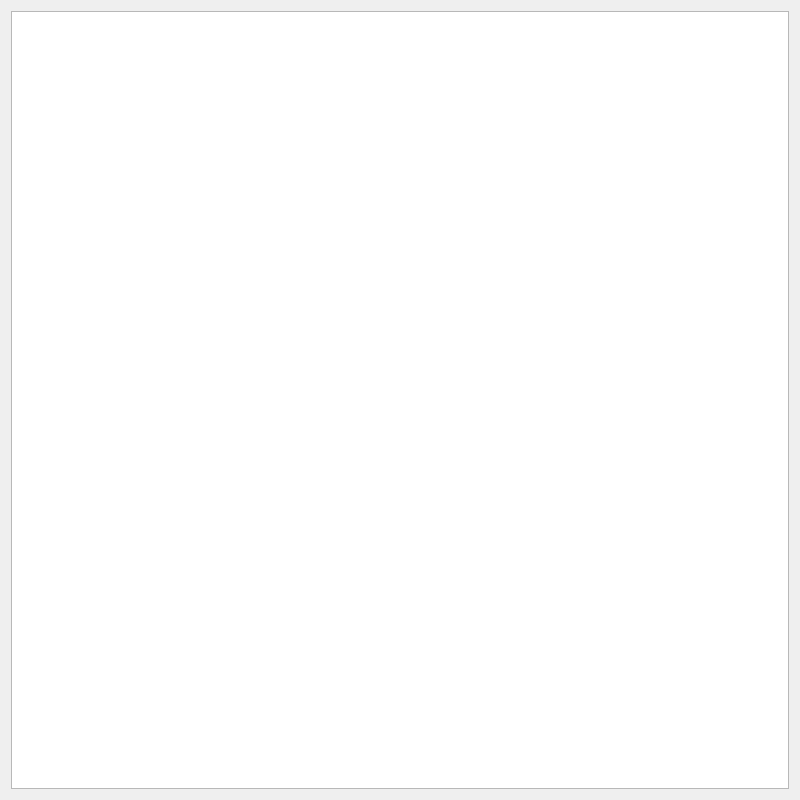
Before: the Qt Designer form code/mainwindow.ui in tm9k1/qt_networking, drawn with Qt 5.
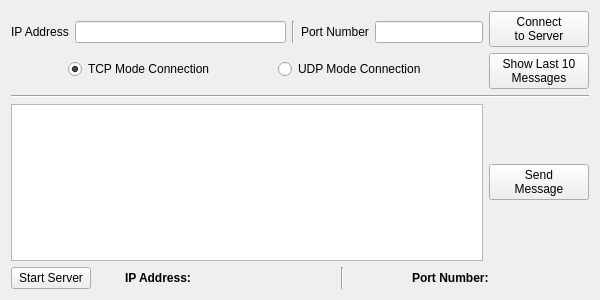
After: the same form once the commit is applied.

What changed in the file:
```diff
--- a/code/mainwindow.ui
+++ b/code/mainwindow.ui
@@ -6,8 +6,8 @@
    <rect>
     <x>0</x>
     <y>0</y>
-    <width>800</width>
-    <height>800</height>
+    <width>600</width>
+    <height>300</height>
    </rect>
   </property>
   <property name="focusPolicy">
@@ -19,9 +19,300 @@
   <widget class="QWidget" name="centralWidget">
    <layout class="QGridLayout" name="gridLayout">
     <item row="0" column="0">
-     <layout class="QGridLayout" name="gridLayout_2">
-      <item row="0" column="0">
-       <widget class="QTableView" name="tableView"/>
+     <layout class="QVBoxLayout" name="verticalLayout">
+      <property name="sizeConstraint">
+       <enum>QLayout::SetMinimumSize</enum>
+      </property>
+      <item>
+       <layout class="QVBoxLayout" name="clientVerticalLayout">
+        <property name="sizeConstraint">
+         <enum>QLayout::SetMinimumSize</enum>
+        </property>
+        <item>
+         <layout class="QHBoxLayout" name="horizontalLayout_5">
+          <item>
+           <layout class="QVBoxLayout" name="clientConfigVerticalLayout">
+            <item>
+             <layout class="QHBoxLayout" name="clientIpPortHorizontalLayout">
+              <item>
+               <widget class="QLabel" name="label">
+                <property name="sizePolicy">
+                 <sizepolicy hsizetype="Fixed" vsizetype="Fixed">
+                  <horstretch>0</horstretch>
+                  <verstretch>0</verstretch>
+                 </sizepolicy>
+                </property>
+                <property name="text">
+                 <string>IP Address</string>
+                </property>
+               </widget>
+              </item>
+              <item>
+               <widget class="QLineEdit" name="clientIpLineEdit">
+                <property name="sizePolicy">
+                 <sizepolicy hsizetype="Expanding" vsizetype="Fixed">
+                  <horstretch>0</horstretch>
+                  <verstretch>0</verstretch>
+                 </sizepolicy>
+                </property>
+               </widget>
+              </item>
+              <item alignment="Qt::AlignHCenter">
+               <widget class="Line" name="line">
+                <property name="sizePolicy">
+                 <sizepolicy hsizetype="Fixed" vsizetype="Preferred">
+                  <horstretch>0</horstretch>
+                  <verstretch>0</verstretch>
+                 </sizepolicy>
+                </property>
+                <property name="minimumSize">
+                 <size>
+                  <width>0</width>
+                  <height>20</height>
+                 </size>
+                </property>
+                <property name="orientation">
+                 <enum>Qt::Vertical</enum>
+                </property>
+               </widget>
+              </item>
+              <item>
+               <widget class="QLabel" name="label_2">
+                <property name="sizePolicy">
+                 <sizepolicy hsizetype="Fixed" vsizetype="Fixed">
+                  <horstretch>0</horstretch>
+                  <verstretch>0</verstretch>
+                 </sizepolicy>
+                </property>
+                <property name="text">
+                 <string>Port Number</string>
+                </property>
+               </widget>
+              </item>
+              <item alignment="Qt::AlignRight">
+               <widget class="QLineEdit" name="clientPortLineEdit">
+                <property name="sizePolicy">
+                 <sizepolicy hsizetype="Expanding" vsizetype="Fixed">
+                  <horstretch>0</horstretch>
+                  <verstretch>0</verstretch>
+                 </sizepolicy>
+                </property>
+               </widget>
+              </item>
+             </layout>
+            </item>
+            <item>
+             <layout class="QHBoxLayout" name="clientProtocolHorizontalLayout">
+              <item>
+               <widget class="QRadioButton" name="tcpModeRadioButton">
+                <property name="sizePolicy">
+                 <sizepolicy hsizetype="Fixed" vsizetype="Fixed">
+                  <horstretch>0</horstretch>
+                  <verstretch>0</verstretch>
+                 </sizepolicy>
+                </property>
+                <property name="text">
+                 <string>TCP Mode Connection</string>
+                </property>
+                <property name="checked">
+                 <bool>true</bool>
+                </property>
+               </widget>
+              </item>
+              <item>
+               <widget class="QRadioButton" name="udpModeRadioButton">
+                <property name="sizePolicy">
+                 <sizepolicy hsizetype="Fixed" vsizetype="Fixed">
+                  <horstretch>0</horstretch>
+                  <verstretch>0</verstretch>
+                 </sizepolicy>
+                </property>
+                <property name="text">
+                 <string>UDP Mode Connection</string>
+                </property>
+                <property name="checked">
+                 <bool>false</bool>
+                </property>
+               </widget>
+              </item>
+             </layout>
+            </item>
+           </layout>
+          </item>
+          <item>
+           <layout class="QVBoxLayout" name="verticalLayout_2">
+            <item>
+             <widget class="QPushButton" name="connectPushButton">
+              <property name="sizePolicy">
+               <sizepolicy hsizetype="Fixed" vsizetype="Fixed">
+                <horstretch>0</horstretch>
+                <verstretch>0</verstretch>
+               </sizepolicy>
+              </property>
+              <property name="minimumSize">
+               <size>
+                <width>100</width>
+                <height>0</height>
+               </size>
+              </property>
+              <property name="text">
+               <string>Connect 
+to Server</string>
+              </property>
+             </widget>
+            </item>
+            <item>
+             <widget class="QPushButton" name="showMessagesPushButton">
+              <property name="sizePolicy">
+               <sizepolicy hsizetype="Fixed" vsizetype="Fixed">
+                <horstretch>0</horstretch>
+                <verstretch>0</verstretch>
+               </sizepolicy>
+              </property>
+              <property name="minimumSize">
+               <size>
+                <width>100</width>
+                <height>0</height>
+               </size>
+              </property>
+              <property name="text">
+               <string>Show Last 10
+Messages</string>
+              </property>
+             </widget>
+            </item>
+           </layout>
+          </item>
+         </layout>
+        </item>
+       </layout>
+      </item>
+      <item>
+       <widget class="Line" name="line_3">
+        <property name="orientation">
+         <enum>Qt::Horizontal</enum>
+        </property>
+       </widget>
+      </item>
+      <item>
+       <layout class="QVBoxLayout" name="serverVerticalLayout">
+        <item>
+         <layout class="QHBoxLayout" name="messageHorizontalLayout">
+          <item>
+           <widget class="QTextEdit" name="messageTextEdit">
+            <property name="sizePolicy">
+             <sizepolicy hsizetype="Expanding" vsizetype="Expanding">
+              <horstretch>0</horstretch>
+              <verstretch>0</verstretch>
+             </sizepolicy>
+            </property>
+            <property name="maximumSize">
+             <size>
+              <width>16777215</width>
+              <height>16777215</height>
+             </size>
+            </property>
+           </widget>
+          </item>
+          <item>
+           <widget class="QPushButton" name="sendMessagePushButton">
+            <property name="sizePolicy">
+             <sizepolicy hsizetype="Fixed" vsizetype="Fixed">
+              <horstretch>0</horstretch>
+              <verstretch>0</verstretch>
+             </sizepolicy>
+            </property>
+            <property name="minimumSize">
+             <size>
+              <width>100</width>
+              <height>0</height>
+             </size>
+            </property>
+            <property name="text">
+             <string>Send 
+Message</string>
+            </property>
+           </widget>
+          </item>
+         </layout>
+        </item>
+        <item>
+         <layout class="QHBoxLayout" name="startServerHorizontalLayout">
+          <item>
+           <widget class="QPushButton" name="pushButton_4">
+            <property name="sizePolicy">
+             <sizepolicy hsizetype="Fixed" vsizetype="Fixed">
+              <horstretch>0</horstretch>
+              <verstretch>0</verstretch>
+             </sizepolicy>
+            </property>
+            <property name="text">
+             <string>Start Server</string>
+            </property>
+           </widget>
+          </item>
+          <item alignment="Qt::AlignRight">
+           <widget class="QLabel" name="label_5">
+            <property name="sizePolicy">
+             <sizepolicy hsizetype="Fixed" vsizetype="Fixed">
+              <horstretch>0</horstretch>
+              <verstretch>0</verstretch>
+             </sizepolicy>
+            </property>
+            <property name="text">
+             <string>&lt;b&gt;IP Address:&lt;/b&gt;</string>
+            </property>
+           </widget>
+          </item>
+          <item alignment="Qt::AlignRight">
+           <widget class="QLabel" name="serverIpLabel">
+            <property name="sizePolicy">
+             <sizepolicy hsizetype="Fixed" vsizetype="Fixed">
+              <horstretch>0</horstretch>
+              <verstretch>0</verstretch>
+             </sizepolicy>
+            </property>
+            <property name="text">
+             <string/>
+            </property>
+           </widget>
+          </item>
+          <item alignment="Qt::AlignHCenter">
+           <widget class="Line" name="line_2">
+            <property name="orientation">
+             <enum>Qt::Vertical</enum>
+            </property>
+           </widget>
+          </item>
+          <item alignment="Qt::AlignRight">
+           <widget class="QLabel" name="label_4">
+            <property name="sizePolicy">
+             <sizepolicy hsizetype="Fixed" vsizetype="Fixed">
+              <horstretch>0</horstretch>
+              <verstretch>0</verstretch>
+             </sizepolicy>
+            </property>
+            <property name="text">
+             <string>&lt;b&gt;Port Number:&lt;/b&gt;</string>
+            </property>
+           </widget>
+          </item>
+          <item alignment="Qt::AlignRight">
+           <widget class="QLabel" name="serverPortLabel">
+            <property name="sizePolicy">
+             <sizepolicy hsizetype="Fixed" vsizetype="Fixed">
+              <horstretch>0</horstretch>
+              <verstretch>0</verstretch>
+             </sizepolicy>
+            </property>
+            <property name="text">
+             <string/>
+            </property>
+           </widget>
+          </item>
+         </layout>
+        </item>
+       </layout>
       </item>
      </layout>
     </item>
```
Left out of the diff: 2 changed lines with no effect on the pictures.
